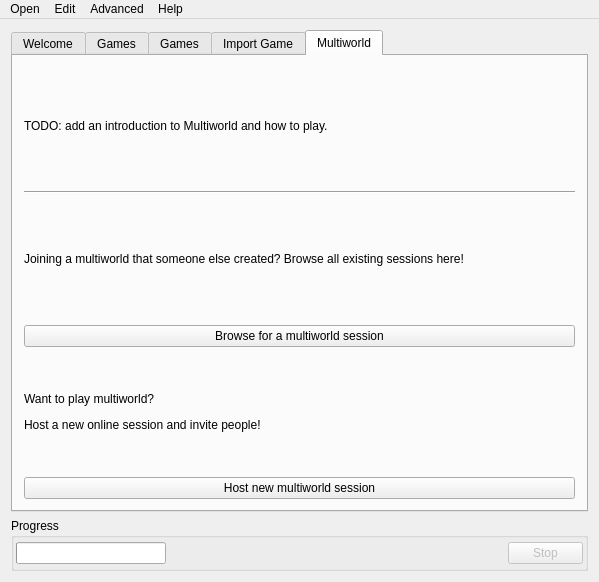
This is randovania/gui/ui_files/main_window.ui in randovania/randovania as Qt 5 draws it before an edit. The edited form follows.
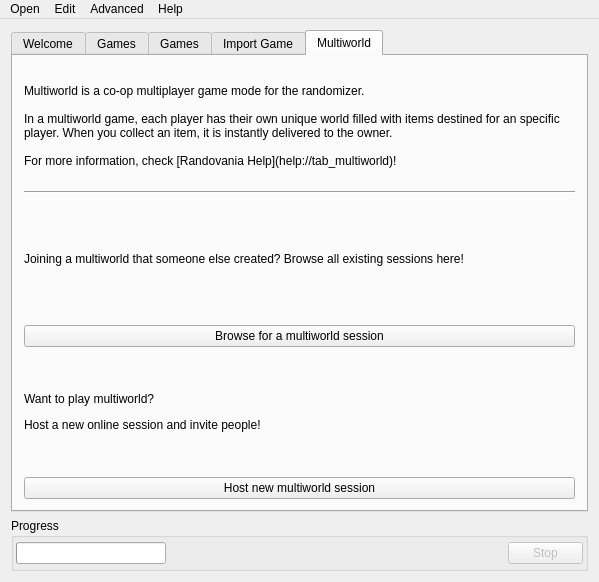
This is the edited form. The open tabs and pages were chosen to show the change. Custom widgets are drawn as their Qt base class.

Commit message: Merge branch 'randovania:main' into Elun-logic

```diff
--- a/randovania/gui/ui_files/main_window.ui
+++ b/randovania/gui/ui_files/main_window.ui
@@ -300,7 +300,17 @@
         <item>
          <widget class="QLabel" name="multiworld_intro_label">
           <property name="text">
-           <string>&lt;html&gt;&lt;head/&gt;&lt;body&gt;&lt;p&gt;TODO: add an introduction to Multiworld and how to play.&lt;/p&gt;&lt;/body&gt;&lt;/html&gt;</string>
+           <string>Multiworld is a co-op multiplayer game mode for the randomizer.
+
+In a multiworld game, each player has their own unique world filled with items destined for an specific player. When you collect an item, it is instantly delivered to the owner.
+
+For more information, check [Randovania Help](help://tab_multiworld)!</string>
+          </property>
+          <property name="textFormat">
+           <enum>Qt::MarkdownText</enum>
+          </property>
+          <property name="wordWrap">
+           <bool>true</bool>
           </property>
          </widget>
         </item>
```
Left out of the diff: 2 changed lines with no effect on the pictures. The commit also changes 34 other files.
